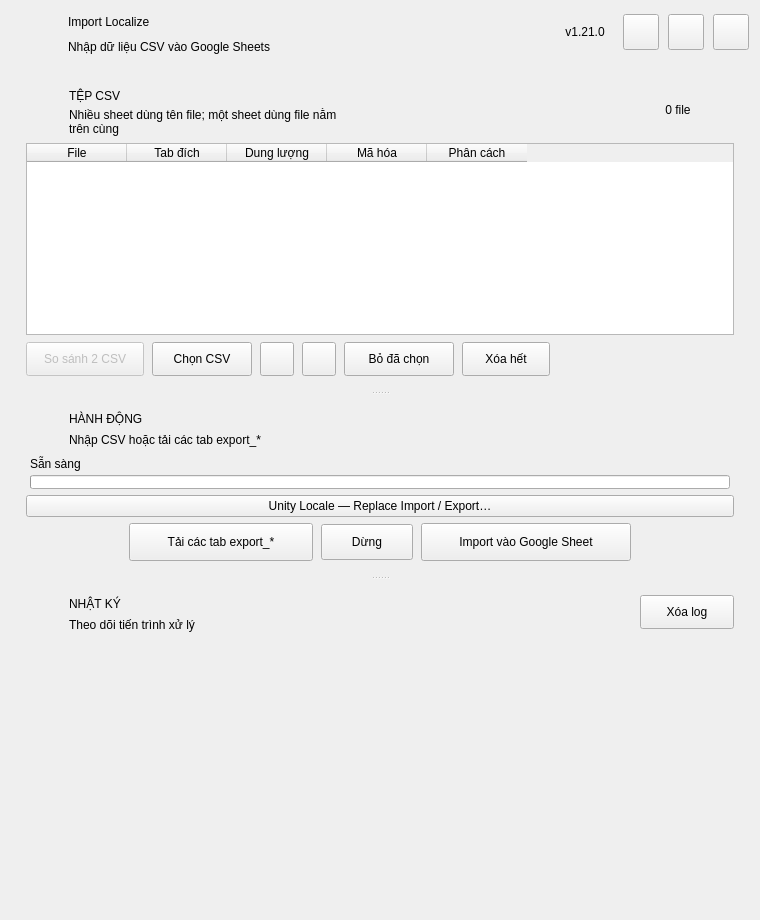
First picture: the form in src/import_localize/ui/forms/main_window.ui, repository longnguy3n/Import-Localize, before the edit.
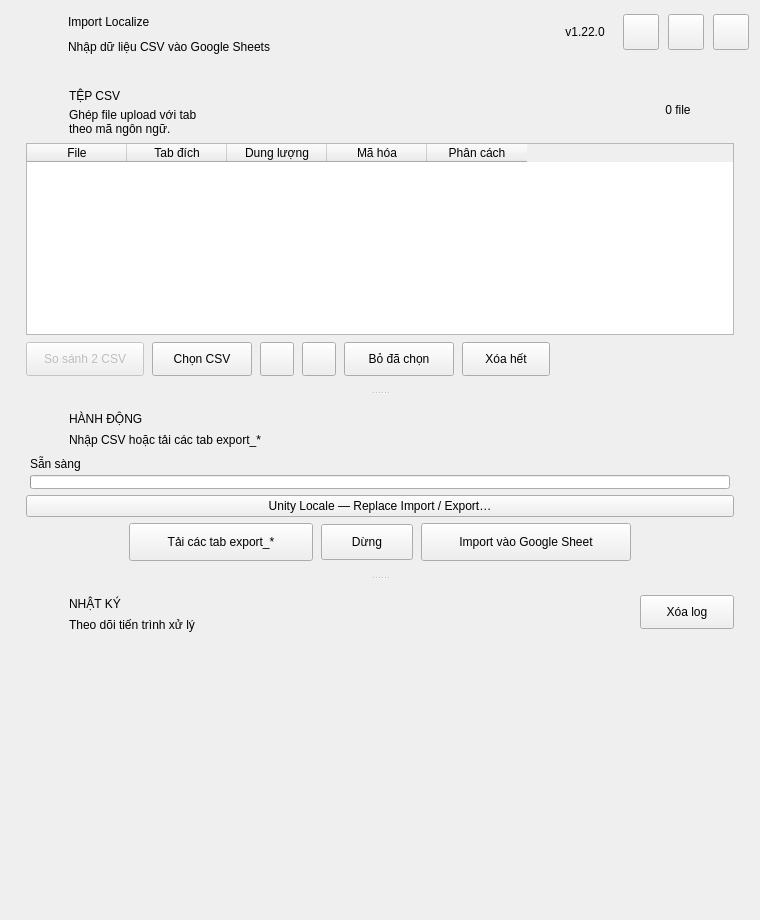
Second picture: the form after the edit.

Patch:
```diff
--- a/src/import_localize/ui/forms/main_window.ui
+++ b/src/import_localize/ui/forms/main_window.ui
@@ -175,7 +175,7 @@
          </size>
         </property>
         <property name="text">
-         <string>v1.21.0</string>
+         <string>v1.22.0</string>
         </property>
         <property name="alignment">
          <set>Qt::AlignmentFlag::AlignCenter</set>
@@ -354,7 +354,7 @@
                       </size>
                      </property>
                      <property name="text">
-                      <string>Nhiều sheet dùng tên file; một sheet dùng file nằm trên cùng</string>
+                      <string>Ghép file upload với tab theo mã ngôn ngữ.</string>
                      </property>
                      <property name="wordWrap">
                       <bool>true</bool>
```
